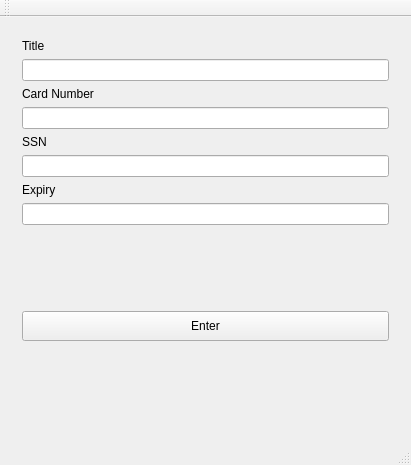
First picture: the form in edit_menu.ui, repository Affan-Mushahid/KeepSake, before the edit.
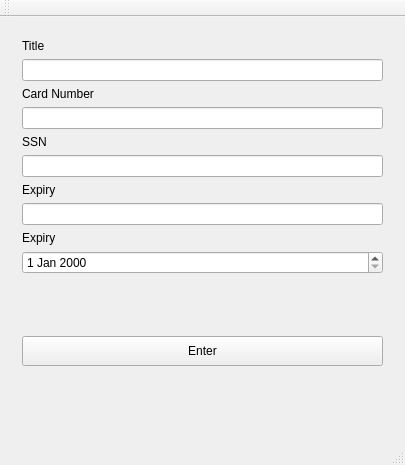
Second picture: the form after the edit. The open tabs and pages were chosen to show the change.

```diff
--- a/edit_menu.ui
+++ b/edit_menu.ui
@@ -6,7 +6,7 @@
    <rect>
     <x>0</x>
     <y>0</y>
-    <width>411</width>
+    <width>405</width>
     <height>465</height>
    </rect>
   </property>
@@ -259,8 +259,8 @@
        </layout>
       </widget>
       <widget class="QWidget" name="credit_select">
-       <layout class="QGridLayout" name="gridLayout_4">
-        <item row="2" column="0">
+       <layout class="QGridLayout" name="gridLayout_2">
+        <item row="0" column="0">
          <layout class="QVBoxLayout" name="verticalLayout_11">
           <item>
            <layout class="QVBoxLayout" name="verticalLayout_12">
@@ -346,6 +346,23 @@
             </item>
            </layout>
           </item>
+          <item>
+           <layout class="QVBoxLayout" name="verticalLayout">
+            <item>
+             <widget class="QLabel" name="label_15">
+              <property name="styleSheet">
+               <string notr="true">font: 10pt &quot;Century Gothic&quot;;</string>
+              </property>
+              <property name="text">
+               <string>Expiry</string>
+              </property>
+             </widget>
+            </item>
+            <item>
+             <widget class="QDateEdit" name="c_expiry_date"/>
+            </item>
+           </layout>
+          </item>
           <item>
            <spacer name="verticalSpacer_7">
             <property name="orientation">
```
Left out of the diff: 4 changed lines with no effect on the pictures.
